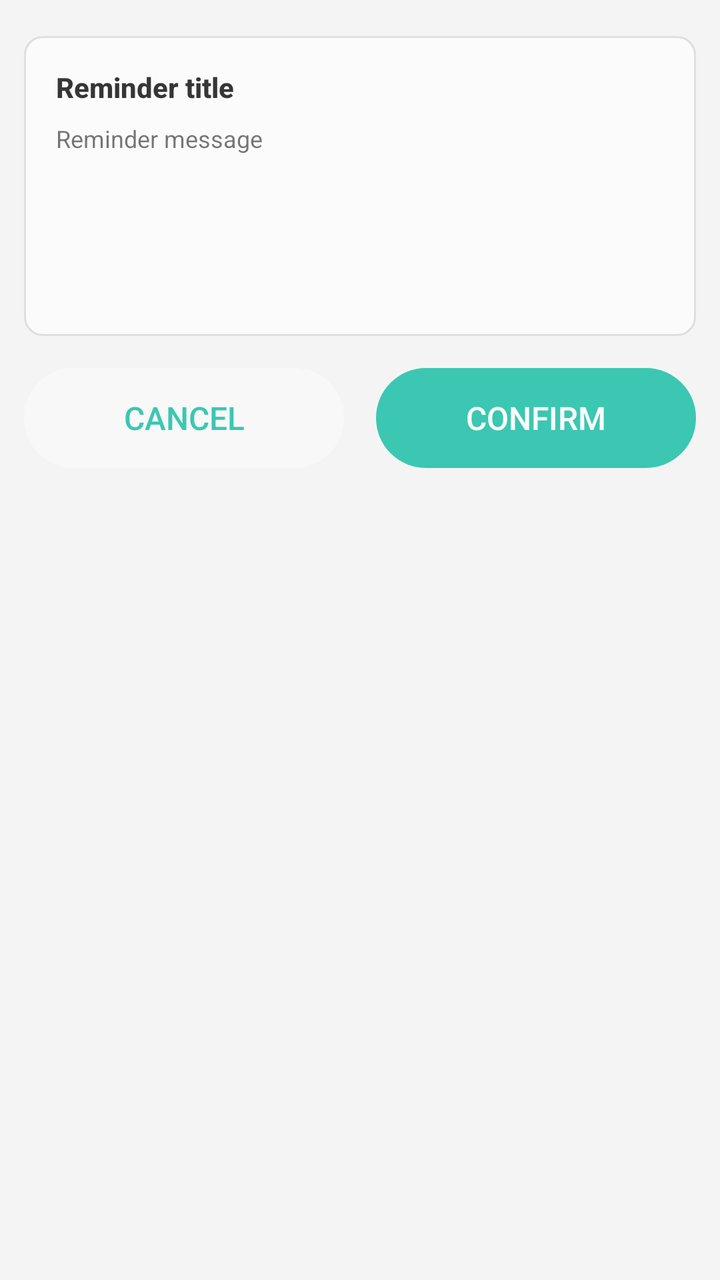
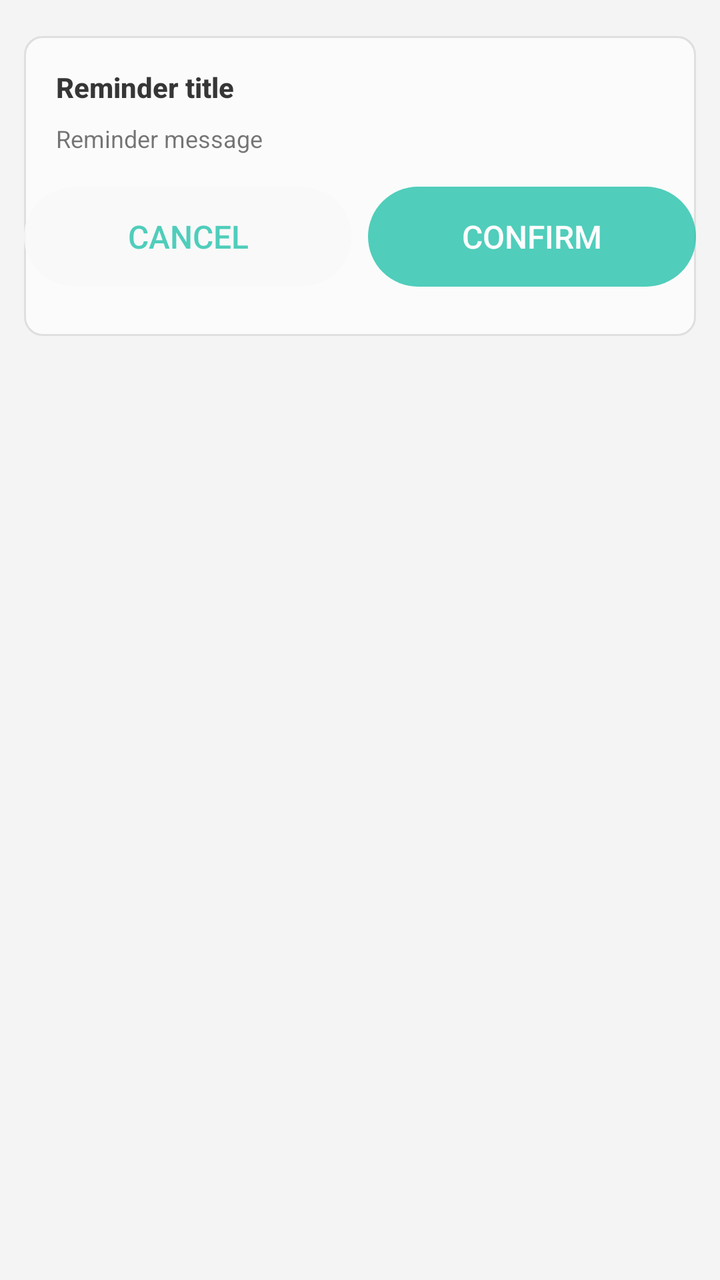

Screens rendered from an Android XML layout before and after an edit, with the pre-edit source and the edit as a unified diff.
<!-- AndroidManifest.xml: application theme AppTheme -->
<!-- res/layout/dialog_confirm.xml -->
<?xml version="1.0" encoding="utf-8"?>
<ScrollView
    xmlns:android="http://schemas.android.com/apk/res/android"
    android:overScrollMode="never"
    android:layout_width="match_parent"
    android:layout_height="match_parent">

    <LinearLayout
        android:layout_width="match_parent"
        android:layout_height="wrap_content"
        android:orientation="vertical"
        android:padding="12dp">

        <LinearLayout
            android:alpha="0.9"
            android:paddingBottom="16dp"
            android:layout_width="match_parent"
            android:layout_height="wrap_content"
            android:minHeight="150dp"
            android:layout_marginTop="6dp"
            android:background="@drawable/krscript_item_ripple_kon"
            android:orientation="vertical">

            <TextView
                android:id="@+id/confirm_title"
                android:breakStrategy="simple"
                style="@style/dialogTitle"
                android:text="@string/confirm_title" />
            <TextView
                android:id="@+id/confirm_message"
                android:breakStrategy="simple"
                style="@style/dialogDesc"
                android:text="@string/confirm_message" />

            <FrameLayout
                android:id="@+id/confirm_custom_view"
                android:layout_width="match_parent"
                android:layout_height="wrap_content" />
        </LinearLayout>

        <LinearLayout
            android:layout_marginTop="16dp"
            android:orientation="horizontal"
            android:layout_width="match_parent"
            android:layout_height="wrap_content">

            <Button
                android:id="@+id/btn_cancel"
                style="@style/dialogCancelBtn"
                android:layout_marginEnd="8dp"
                android:text="@string/btn_cancel">
            </Button>
            <Button
                android:id="@+id/btn_confirm"
                style="@style/dialogConfirmBtn"
                android:text="@string/btn_confirm">
            </Button>
        </LinearLayout>

    </LinearLayout>
</ScrollView>
<!-- resources referenced by this layout -->
<resources>
  <string name="btn_cancel">Cancel</string>
  <string name="btn_confirm">Confirm</string>
  <string name="confirm_message">Reminder message</string>
  <string name="confirm_title">Reminder title</string>
  <style name="dialogCancelBtn" parent="dialogLargeBtn">
          <item name="android:layout_marginStart">0dp</item>
          <item name="android:background">@drawable/btn_bg_large_secondary</item>
      </style>
  <style name="dialogConfirmBtn" parent="dialogLargeBtn">
          <item name="android:textColor">#FFFFFF</item>
          <item name="android:background">@drawable/btn_bg_large</item>
      </style>
  <style name="dialogDesc" parent="@style/textSmall">
          <item name="android:paddingStart">16dp</item>
          <item name="android:paddingEnd">16dp</item>
          <item name="android:paddingTop">8dp</item>
          <item name="android:layout_width">match_parent</item>
          <item name="android:layout_height">wrap_content</item>
      </style>
  <style name="dialogTitle" parent="@style/textTitle">
          <item name="android:paddingStart">16dp</item>
          <item name="android:paddingEnd">16dp</item>
          <item name="android:paddingTop">16dp</item>
          <item name="android:layout_width">match_parent</item>
          <item name="android:layout_height">wrap_content</item>
      </style>
  <!-- drawable btn_bg_large (drawable) -->
  <?xml version="1.0" encoding="utf-8"?>
  <selector xmlns:android="http://schemas.android.com/apk/res/android">
      <item android:drawable="@drawable/btn_bg_active_large" android:state_pressed="true" />
      <item android:drawable="@drawable/btn_bg_disabled_large" android:state_enabled="false" />
      <item android:drawable="@drawable/btn_bg_inactive_large" />
  </selector>
  <style name="textSmall">
          <item name="android:textColor">?android:attr/textColorSecondary</item>
          <item name="android:textSize">12sp</item>
      </style>
  <style name="textTitle">
          <item name="android:textColor">?android:attr/textColorPrimary</item>
          <item name="android:textStyle">bold</item>
          <item name="android:textSize">14dp</item>
      </style>
  <color name="colorPrimary">#64CDB6</color>
  <color name="colorPrimaryDark">#30C7B6</color>
  <color name="colorAccent">#0dbda2</color>
  <color name="colorParseDark">#20605f5f</color>
  <color name="colorPirmDark">#20000000</color>
  <color name="status_bg_light">@android:color/white</color>
  <color name="window_bg_light">#f4f4f4</color>
  <color name="cardBgLight">#CCFFFFFF</color>
  <!-- drawable seekbar_thumb (drawable) -->
  <?xml version="1.0" encoding="utf-8"?>
  <shape xmlns:android="http://schemas.android.com/apk/res/android">
      <solid android:color="@android:color/transparent" />
      <corners android:radius="10dp" />
      <size
          android:width="12dp"
          android:height="12dp" />
  </shape>
  <!-- drawable switch_track_disabled (drawable) -->
  <?xml version="1.0" encoding="utf-8"?>
  <shape xmlns:android="http://schemas.android.com/apk/res/android">
      <solid android:color="#22888888" />
      <corners android:radius="10dp" />
      <size android:width="66dp" android:height="20dp" />
  </shape>
  <!-- drawable switch_track_open (drawable) -->
  <?xml version="1.0" encoding="utf-8"?>
  <shape xmlns:android="http://schemas.android.com/apk/res/android">
      <solid android:color="?android:colorAccent" />
      <corners android:radius="10dp" />
      <size android:width="66dp" android:height="20dp" />
  </shape>
  <!-- drawable switch_track_close (drawable) -->
  <?xml version="1.0" encoding="utf-8"?>
  <shape xmlns:android="http://schemas.android.com/apk/res/android">
      <solid android:color="#44888888" />
      <corners android:radius="10dp" />
      <size android:width="66dp" android:height="20dp" />
  </shape>
  <!-- unchanged entries left out for length: 17 -->
</resources>

<!-- the commit's change to res/layout/dialog_confirm.xml (unified diff, before → after) -->
@@ -36,25 +36,24 @@
                 android:id="@+id/confirm_custom_view"
                 android:layout_width="match_parent"
                 android:layout_height="wrap_content" />
-        </LinearLayout>
 
-        <LinearLayout
-            android:layout_marginTop="16dp"
-            android:orientation="horizontal"
-            android:layout_width="match_parent"
-            android:layout_height="wrap_content">
+            <LinearLayout
+                android:layout_marginTop="16dp"
+                android:orientation="horizontal"
+                android:layout_width="match_parent"
+                android:layout_height="wrap_content">
 
-            <Button
-                android:id="@+id/btn_cancel"
-                style="@style/dialogCancelBtn"
-                android:layout_marginEnd="8dp"
-                android:text="@string/btn_cancel">
-            </Button>
-            <Button
-                android:id="@+id/btn_confirm"
-                style="@style/dialogConfirmBtn"
-                android:text="@string/btn_confirm">
-            </Button>
+                <Button
+                    android:id="@+id/btn_cancel"
+                    style="@style/dialogCancelBtn"
+                    android:text="@string/btn_cancel">
+                </Button>
+                <Button
+                    android:id="@+id/btn_confirm"
+                    style="@style/dialogConfirmBtn"
+                    android:text="@string/btn_confirm">
+                </Button>
+            </LinearLayout>
         </LinearLayout>
 
     </LinearLayout>
